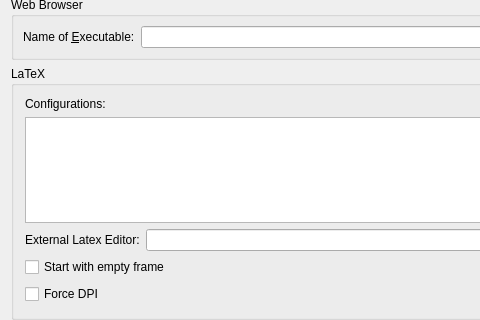
The window that scribus/tabexternaltoolswidget.ui (scribusproject/scribus) describes before a commit, drawn with Qt 5; both pictures show x 0 to 480 and y 185 to 505 of the 692 by 614 pixel window.
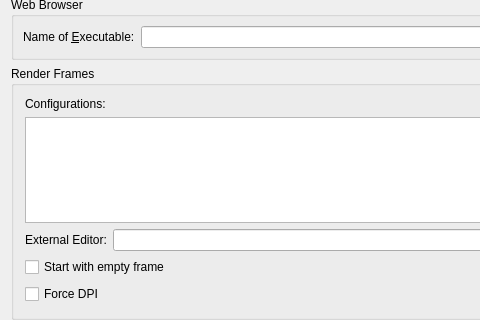
The same window after the commit.

Commit message: Changed "latex frame" to "render frame"

What changed in the file:
```diff
--- a/scribus/tabexternaltoolswidget.ui
+++ b/scribus/tabexternaltoolswidget.ui
@@ -294,7 +294,7 @@
    <item>
     <widget class="QGroupBox" name="latexToolGroupBox" >
      <property name="title" >
-      <string>LaTeX</string>
+      <string>Render Frames</string>
      </property>
      <layout class="QVBoxLayout" >
       <item>
@@ -344,7 +344,7 @@
         <item>
          <widget class="QLabel" name="latexEditorLabel" >
           <property name="text" >
-           <string>External Latex Editor:</string>
+           <string>External Editor:</string>
           </property>
           <property name="wordWrap" >
            <bool>false</bool>
```
The commit also changes 7 other files.
